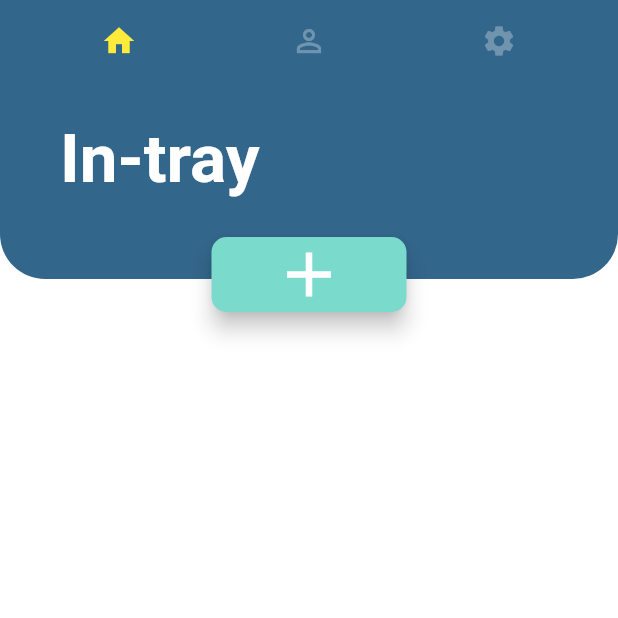
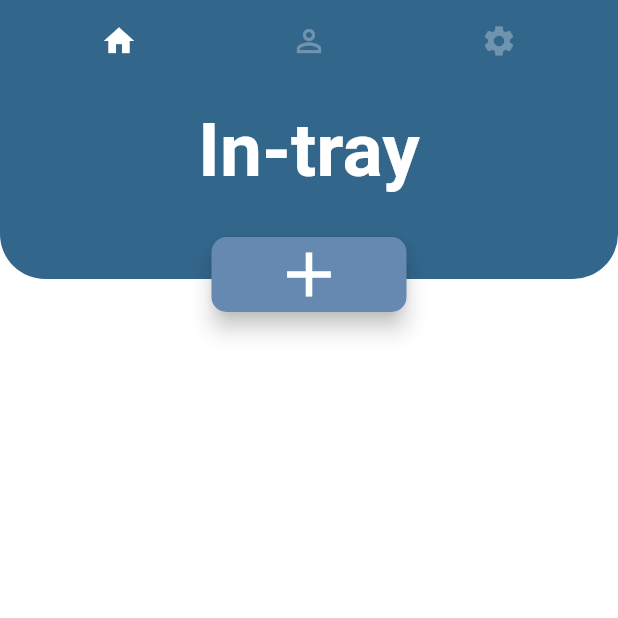
Before and after one commit to Vignesh2442/ToDoApp, a Flutter app: the screen it shows after launch, on a phone screen of 412 x 824 dp, the top half of it. Run offline on Flutter 3.47's test engine with Material 2 defaults, Android fonts, the phone set to English and light mode, and no system bars; Roboto replaces fonts that are missing (open sans).

Commit message:
Create intray top bar and button #2

```diff
--- a/App/todoapp/lib/main.dart
+++ b/App/todoapp/lib/main.dart
@@ -20,8 +20,6 @@ class MyApp extends StatelessWidget {
 
 class MyHomePage extends StatefulWidget {
   MyHomePage({Key key, this.title}) : super(key: key);
-
-
 
   final String title;
 
@@ -55,7 +53,7 @@ class _MyHomePageState extends State<MyHomePage> {
                   ],
                 ),
                 Container(
-                  padding: EdgeInsets.only(left: 40,bottom: 30),
+                  padding: EdgeInsets.only(bottom: 40),
                   height:130,
                   decoration: BoxDecoration(
                     borderRadius: BorderRadius.only(
@@ -65,10 +63,9 @@ class _MyHomePageState extends State<MyHomePage> {
                     color: const Color.fromARGB(0XFF,0X33, 0X66, 0X8B),
                   ),
                   child: Row(
-                    mainAxisAlignment: MainAxisAlignment.spaceBetween,
+                    mainAxisAlignment: MainAxisAlignment.center,
                     children: <Widget>[
                       Text("In-tray", style: TitleStyle,),
-                      Container()
                     ],
                   )
                 ),
@@ -80,7 +77,7 @@ class _MyHomePageState extends State<MyHomePage> {
                     child: Container(
                     child: Icon(Icons.add, size:50, ),
                     ),
-                    backgroundColor: const Color.fromARGB(0XFF,0X7A, 0XDA, 0XCC),
+                    backgroundColor: lightslateBlue,
                     onPressed: () {},
                     shape: RoundedRectangleBorder(borderRadius: BorderRadius.all(Radius.circular(10.0))),
                   ),
@@ -101,7 +98,7 @@ class _MyHomePageState extends State<MyHomePage> {
                       icon: new Icon(Icons.settings)
                       ,)
                   ],
-                  labelColor: Colors.yellow,
+                  labelColor: Colors.white,
                   unselectedLabelColor: Colors.white30,
                   indicatorSize: TabBarIndicatorSize.label,
                   indicatorPadding: EdgeInsets.all(5.0),
--- a/App/todoapp/lib/models/global.dart
+++ b/App/todoapp/lib/models/global.dart
@@ -1,10 +1,12 @@
 import 'package:flutter/material.dart';
 
-Color lightGreyColor = new Color(0xFFFFFFFF);
+Color lightGreyColor = new Color(0XFFFFFFFF);
+Color slateBlueblock  = new Color(0XFF336608B);
+Color lightslateBlue = new Color(0XFF6589b1);
 
 TextStyle TitleStyle = new TextStyle(
     fontFamily: 'open sans',
     fontWeight: FontWeight.bold,
     color: lightGreyColor,
-    fontSize: 45.0
+    fontSize: 50.0
 );
```
